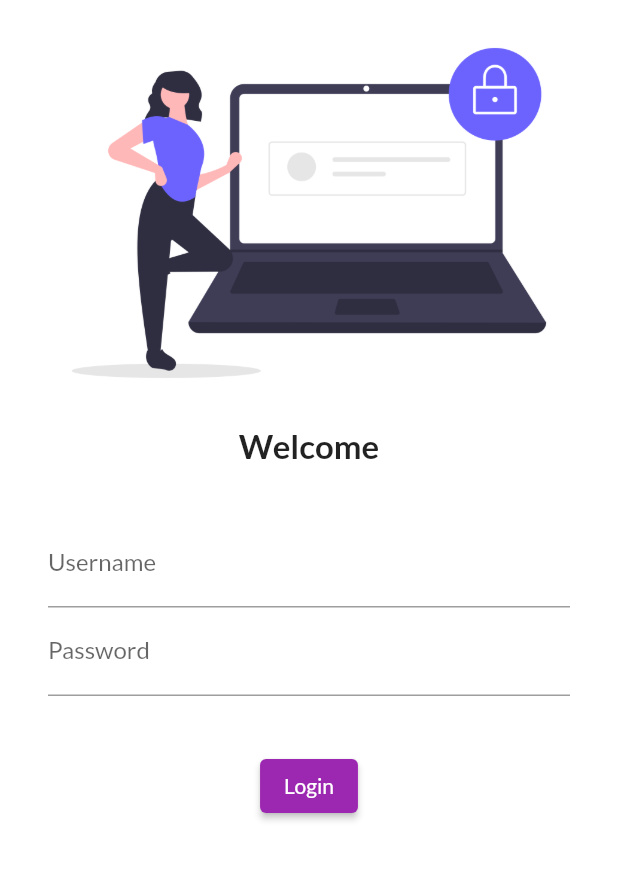
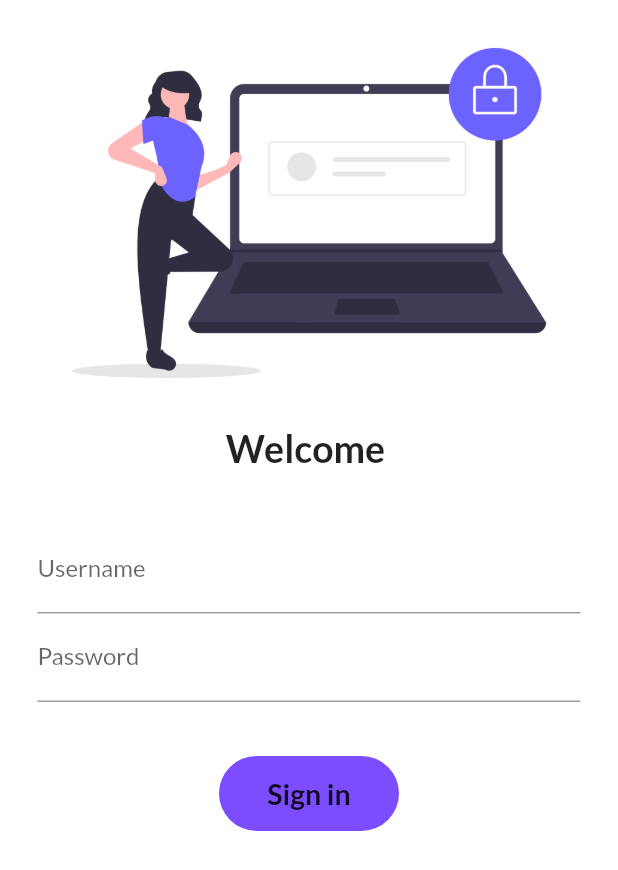
Before and after one commit to maisam2244/flutterCatalog, a Flutter app: the screen it shows after launch, on a phone screen of 412 x 824 dp. Shown: the top 870 px of the screen. Run offline on Flutter 3.47's test engine with Material 2 defaults, Android fonts, the phone set to English and light mode, and no system bars; our stand-ins replace google_fonts.

Commit message:
day6 completed

```diff
--- a/lib/main.dart
+++ b/lib/main.dart
@@ -1,10 +1,11 @@
 import 'package:flutter/material.dart';
+import 'package:flutter_application_1/utils/my_routes.dart';
 import 'pages/home_page.dart';
 import 'pages/login_page.dart';
 import 'package:google_fonts/google_fonts.dart';
 
 void main() {
-  runApp( const MyApp());
+  runApp(const MyApp());
 }
 
 class MyApp extends StatelessWidget {
@@ -22,8 +23,8 @@ class MyApp extends StatelessWidget {
 
       ),
       routes: {
-        "/": (context) => LoginPage(),
-        "/home": (context) => HomePage(),
+        MyRoutes.loginRoute: (context) => Login(),
+        MyRoutes.homeRoute: (context) => HomePage(),
       },
     );
   }
--- a/lib/pages/login_page.dart
+++ b/lib/pages/login_page.dart
@@ -1,21 +1,41 @@
 import 'package:flutter/material.dart';
+import 'package:flutter_application_1/utils/my_routes.dart';
+import 'home_page.dart';
 
-class LoginPage extends StatelessWidget {
-  const LoginPage({super.key});
+class Login extends StatefulWidget {
+  const Login({super.key});
+
+  @override
+  State<Login> createState() => _LoginState();
+}
+
+class _LoginState extends State<Login> {
+String name = "";
+bool changeState = false;
   @override
   Widget build(BuildContext context) {
     return Material(
       color: Colors.white,
-        child: Column(
-          children: [
-            Image.asset('assets/images/Login_Page.png', fit: BoxFit.cover),
-            const Text("Welcome",
-                style: TextStyle(fontSize: 22, fontWeight: FontWeight.bold)),
+      child: SingleChildScrollView(
+        child: Column(children: [
+          Image.asset(
+            'assets/images/Login_Page.png',
+            fit: BoxFit.cover,
+          ),
+          Center(
+            child: Text(
+              "Welcome $name",
+              style: const TextStyle(
+                fontSize: 25,
+                fontWeight: FontWeight.bold,
+              ),
+            ),
+          ),
           const SizedBox(
             height: 20.0,
           ),
           Padding(
-              padding: const EdgeInsets.symmetric(vertical: 16, horizontal: 32),
+            padding: const EdgeInsets.symmetric(vertical: 16, horizontal: 25),
             child: Column(
               children: [
                 TextFormField(
@@ -23,28 +43,57 @@ class LoginPage extends StatelessWidget {
                     hintText: "Enter username",
                     labelText: "Username",
                   ),
+                  onChanged: (value) {
+                    name = value;
+                    setState(() {});
+                  },
                 ),
                 TextFormField(
                   obscureText: true,
                   decoration: const InputDecoration(
-                      hintText: "Enter password",
-                      labelText: "Password",
-                    ),
-                  ),
+                      hintText: "Enter password", labelText: "Password"),
+                  onChanged: (value) {
+                    name = value;
+                    setState(() {});
+                  },
+                )
               ],
             ),
           ),
           const SizedBox(
             height: 20.0,
           ),
-            ElevatedButton(
-              child: Text("Login"),
-              style: TextButton.styleFrom(),
-              onPressed: () {
-              print("Maisam kese ho");
+          //ElevatedButton(
+          //  style: TextButton.styleFrom(),
+          //  child: const Text("Sign in"),
+          //  onPressed: () {
+          //    Navigator.pushNamed(context, MyRoutes.homeRoute);
+          //  },
+          //)
+          InkWell(
+            onTap:  () async {
+              setState(() {
+                changeState = true;
+                //Navigator.pushNamed(context, MyRoutes.homeRoute);
+              });
+              await(Future.delayed(const Duration(seconds: 1 )));
             },
+            child: AnimatedContainer(
+              duration: const Duration(seconds: 1),
+              height: 50,
+              width: changeState ? 70: 120,
+              alignment: Alignment.center,
+              decoration: BoxDecoration(
+                color: Colors.deepPurpleAccent,
+                borderRadius: BorderRadius.circular(50),
+              ),
+              child: changeState? const Icon(Icons.done, color:  Colors.greenAccent)
+               : Text("Sign in",
+                  style: TextStyle(fontSize: 19, fontWeight: FontWeight.bold)),
+            ),
           )
-          ],
-        ));
+        ]),
+      ),
+    );
   }
 }
--- /dev/null
+++ b/lib/utils/my_routes.dart
@@ -0,0 +1,4 @@
+class MyRoutes {
+  static String loginRoute = '/';
+  static String homeRoute = '/home';
+}
```
Lines whose indentation alone changed are shown as unchanged.
